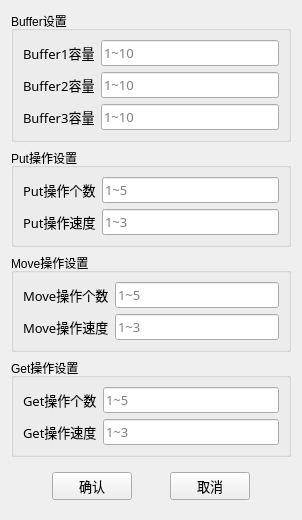
Old version of the form form/configform.ui in the repository Meha555/OS_demo.
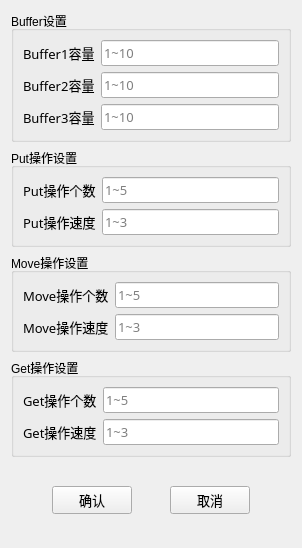
New version of the form. Icons and pictures are not drawn. Custom widgets are drawn as their Qt base class.

The edit to the form file:
```diff
--- a/form/configform.ui
+++ b/form/configform.ui
@@ -7,7 +7,7 @@
     <x>0</x>
     <y>0</y>
     <width>302</width>
-    <height>502</height>
+    <height>548</height>
    </rect>
   </property>
   <property name="windowTitle">
```
Left out of the diff: 4 changed lines with no effect on the pictures.
